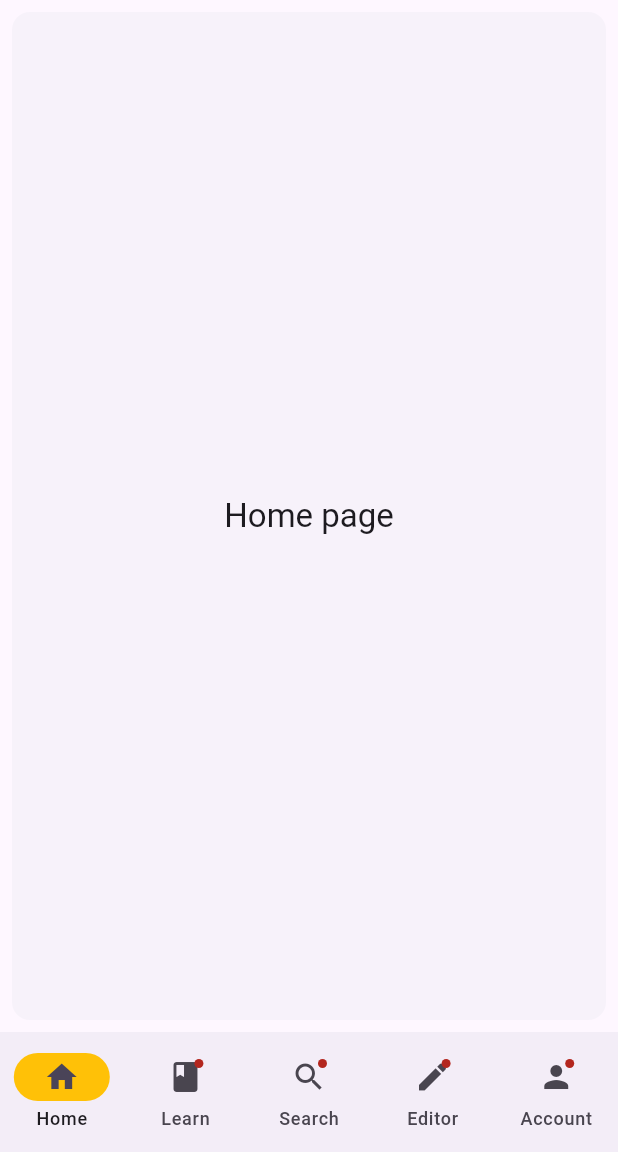
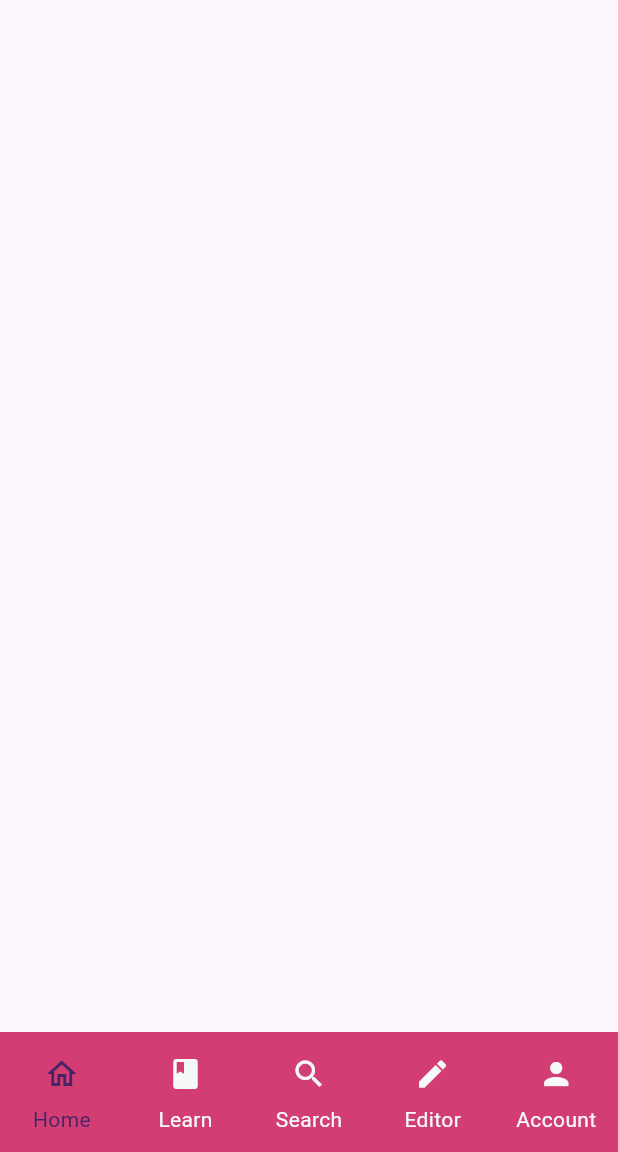
Before and after one commit to LudoTassini/DIMA-project, a Flutter app: the screen it shows after launch, on a phone screen of 412 x 824 dp, the part 84-1236 px from its top. Run offline on Flutter 3.47's test engine with Material 3 defaults, Android fonts, the phone set to English and light mode, and no system bars.

Commit message:
navBar implemented

```diff
--- a/lib/constants/constants.dart
+++ b/lib/constants/constants.dart
@@ -8,5 +8,6 @@ class AppColors {
   static const Color primaryBackground = Color(0xFFF1F4F8);
   static const Color secondaryBackground = Color(0xFFFFFFFF);
   static const Color primaryText = Color(0xFF14181B);
+  static const Color newFuchsiaRose = Color(0x009f2f58);
 
 }
--- a/lib/pages/main/home_page.dart
+++ b/lib/pages/main/home_page.dart
@@ -1,3 +1,4 @@
+import 'package:bloqo/pages/main/nav_bar.dart';
 import 'package:bloqo/pages/main/user_page.dart';
 import 'package:flutter/material.dart';
 
@@ -32,99 +33,8 @@ class _HomePageState extends State<HomePage> {
         title: Text(widget.title),
         backgroundColor: AppColors.russianViolet,
       ),
-      bottomNavigationBar: NavigationBar(
-        onDestinationSelected: (int index) {
-          setState(() {
-            currentPageIndex = index;
-          });
-        },
-        indicatorColor: Colors.amber,
-        selectedIndex: currentPageIndex,
-        destinations: const <Widget>[
-          NavigationDestination(
-            selectedIcon: Icon(Icons.home),
-            icon: Icon(Icons.home_outlined),
-            label: 'Home',
-          ),
-          NavigationDestination(
-            icon: Badge(child: Icon(Icons.book)),
-            label: 'Learn',
-          ),
-          NavigationDestination(
-            icon: Badge(child: Icon(Icons.search)),
-            label: 'Search',
-          ),
-          NavigationDestination(
-            icon: Badge(child: Icon(Icons.edit)),
-            label: 'Editor',
-          ),
-          NavigationDestination(
-            icon: Badge(child: Icon(Icons.person)),
-            label: 'Account',
-          ),
-        ],
-      ),
-      body: <Widget>[
-        /// Home page
-        Card(
-          shadowColor: Colors.transparent,
-          margin: const EdgeInsets.all(8.0),
-          child: SizedBox.expand(
-            child: Center(
-              child: Text(
-                'Home page',
-                style: theme.textTheme.titleLarge,
-              ),
-            ),
-          ),
-        ),
-
-        /// Learn page
-        Card(
-          shadowColor: Colors.transparent,
-          margin: const EdgeInsets.all(8.0),
-          child: SizedBox.expand(
-            child: Center(
-              child: Text(
-                'Home page',
-                style: theme.textTheme.titleLarge,
-              ),
-            ),
-          ),
-        ),
-
-        /// Search page
-        Card(
-          shadowColor: Colors.transparent,
-          margin: const EdgeInsets.all(8.0),
-          child: SizedBox.expand(
-            child: Center(
-              child: Text(
-                'Home page',
-                style: theme.textTheme.titleLarge,
-              ),
-            ),
-          ),
-        ),
-
-        /// Edit page
-        Card(
-          shadowColor: Colors.transparent,
-          margin: const EdgeInsets.all(8.0),
-          child: SizedBox.expand(
-            child: Center(
-              child: Text(
-                'Home page',
-                style: theme.textTheme.titleLarge,
-              ),
-            ),
-          ),
-        ),
-
-        /// User page
-        const UserPage(title: 'Account and Settings'),
-      ][currentPageIndex],
-    );
+      bottomNavigationBar: const NavBar(),
+      );
   }
 
 
--- a/lib/pages/main/nav_bar.dart
+++ b/lib/pages/main/nav_bar.dart
@@ -1,140 +1,67 @@
+import 'package:bloqo/constants/constants.dart';
 import 'package:flutter/material.dart';
 
-void main() => runApp(const NavigationBarApp());
-
-class NavigationBarApp extends StatelessWidget {
-  const NavigationBarApp({super.key});
+class NavBar extends StatefulWidget {
+  const NavBar({super.key});
 
   @override
-  Widget build(BuildContext context) {
-    return MaterialApp(
-      theme: ThemeData(useMaterial3: true),
-      home: const NavigationBar(),
-    );
-  }
+  State<NavBar> createState() => _NavBarState();
 }
 
-class NavigationBar extends StatefulWidget {
-  const NavigationBar({super.key});
-
-  @override
-  State<NavigationBar> createState() => _NavigationBarState();
-}
-
-class _NavigationBarState extends State<NavigationBar> {
+class _NavBarState extends State<NavBar> {
   int currentPageIndex = 0;
 
   @override
   Widget build(BuildContext context) {
-    final ThemeData theme = Theme.of(context);
-    return Scaffold(
-      bottomNavigationBar: NavigationBar(
+    return NavigationBarTheme (
+        data: NavigationBarThemeData(
+          labelTextStyle: MaterialStateProperty.resolveWith<TextStyle>(
+                (Set<MaterialState> states) => states.contains(MaterialState.selected)
+                ? const TextStyle(color: AppColors.russianViolet)
+                : const TextStyle(color: AppColors.seasalt),
+          ),
+        ),
+
+        child: NavigationBar(
           onDestinationSelected: (int index) {
             setState(() {
               currentPageIndex = index;
             });
           },
-        indicatorColor: Colors.amber,
+          indicatorColor: AppColors.newFuchsiaRose,
+          animationDuration: const Duration(),
+          elevation: 2,
+          overlayColor: MaterialStateProperty.all(AppColors.fuchsiaRose),
           selectedIndex: currentPageIndex,
+          backgroundColor: AppColors.fuchsiaRose,
           destinations: const <Widget>[
             NavigationDestination(
-            selectedIcon: Icon(Icons.home),
-            icon: Icon(Icons.home_outlined),
+              selectedIcon: Icon(Icons.home_outlined, color: AppColors.russianViolet),
+              icon: Icon(Icons.home_outlined, color: AppColors.seasalt,),
               label: 'Home',
             ),
             NavigationDestination(
-            icon: Badge(child: Icon(Icons.notifications_sharp)),
-            label: 'Notifications',
+              selectedIcon: Icon(Icons.book, color: AppColors.russianViolet),
+              icon: Icon(Icons.book, color: AppColors.seasalt,),
+              label: 'Learn',
             ),
             NavigationDestination(
-            icon: Badge(
-              label: Text('2'),
-              child: Icon(Icons.messenger_sharp),
+              selectedIcon: Icon(Icons.search, color: AppColors.russianViolet),
+              icon: Icon(Icons.search, color: AppColors.seasalt,),
+              label: 'Search',
             ),
-            label: 'Messages',
+            NavigationDestination(
+              selectedIcon: Icon(Icons.edit, color: AppColors.russianViolet),
+              icon: Icon(Icons.edit, color: AppColors.seasalt,),
+              label: 'Editor',
+            ),
+            NavigationDestination(
+              selectedIcon: Icon(Icons.person, color: AppColors.russianViolet),
+              icon: Icon(Icons.person, color: AppColors.seasalt,),
+              label: 'Account',
             ),
           ],
-      ),
-      body: <Widget>[
-        /// Home page
-        Card(
-          shadowColor: Colors.transparent,
-          margin: const EdgeInsets.all(8.0),
-          child: SizedBox.expand(
-            child: Center(
-              child: Text(
-                'Home page',
-                style: theme.textTheme.titleLarge,
-              ),
-            ),
-          ),
-        ),
-
-        /// Notifications page
-        const Padding(
-          padding: EdgeInsets.all(8.0),
-          child: Column(
-            children: <Widget>[
-              Card(
-                child: ListTile(
-                  leading: Icon(Icons.notifications_sharp),
-                  title: Text('Notification 1'),
-                  subtitle: Text('This is a notification'),
-                ),
-              ),
-              Card(
-                child: ListTile(
-                  leading: Icon(Icons.notifications_sharp),
-                  title: Text('Notification 2'),
-                  subtitle: Text('This is a notification'),
-                ),
-              ),
-            ],
-          ),
-        ),
-
-        /// Messages page
-        ListView.builder(
-          reverse: true,
-          itemCount: 2,
-          itemBuilder: (BuildContext context, int index) {
-            if (index == 0) {
-              return Align(
-                alignment: Alignment.centerRight,
-                child: Container(
-                  margin: const EdgeInsets.all(8.0),
-                  padding: const EdgeInsets.all(8.0),
-                  decoration: BoxDecoration(
-                    color: theme.colorScheme.primary,
-                    borderRadius: BorderRadius.circular(8.0),
-                  ),
-                  child: Text(
-                    'Hello',
-                    style: theme.textTheme.bodyLarge!
-                        .copyWith(color: theme.colorScheme.onPrimary),
-                  ),
-                ),
-              );
-            }
-            return Align(
-              alignment: Alignment.centerLeft,
-              child: Container(
-                margin: const EdgeInsets.all(8.0),
-                padding: const EdgeInsets.all(8.0),
-                decoration: BoxDecoration(
-                  color: theme.colorScheme.primary,
-                  borderRadius: BorderRadius.circular(8.0),
-                ),
-                child: Text(
-                  'Hi!',
-                  style: theme.textTheme.bodyLarge!
-                      .copyWith(color: theme.colorScheme.onPrimary),
-                ),
-              ),
-            );
-          },
-        ),
-      ][currentPageIndex],
+        )
     );
   }
 }
```
Also changed, not shown: lib/pages/main/user_page.dart (+10 -2 lines). Lines whose indentation alone changed are shown as unchanged.
